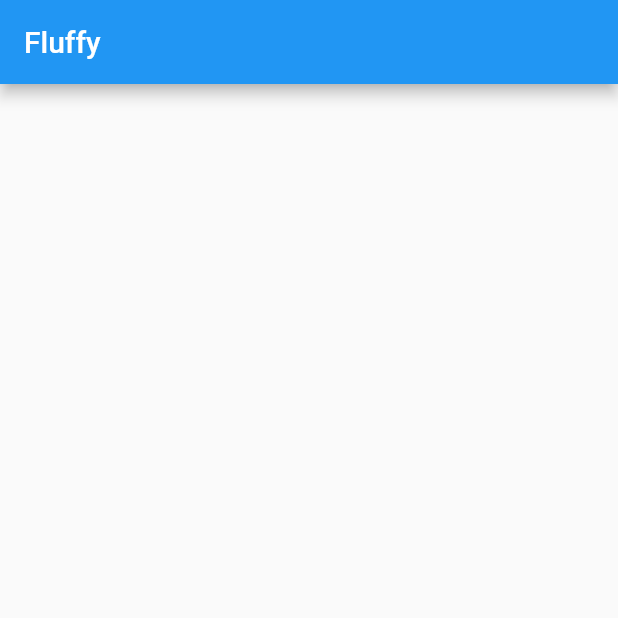
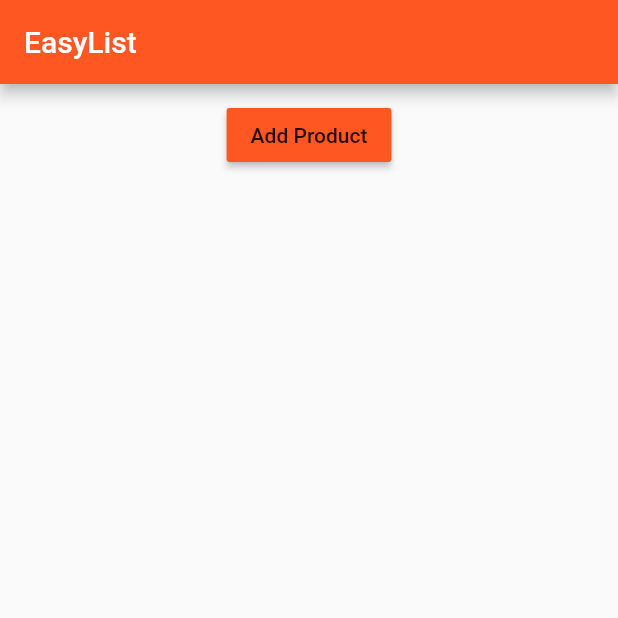
Before and after one commit to aribambang/fluffy, a Flutter app: the screen it shows after launch, on a phone screen of 412 x 824 dp, the top half of it. Run offline on Flutter 3.47's test engine with Material 2 defaults, Android fonts, the phone set to English and light mode, and no system bars.

Commit message:
add product list

```diff
--- a/lib/main.dart
+++ b/lib/main.dart
@@ -1,16 +1,29 @@
 import 'package:flutter/material.dart';
+// import 'package:flutter/rendering.dart';
 
-main() {
+import './product_manager.dart';
+
+void main() {
+  // debugPaintSizeEnabled = true;
+  // debugPaintBaselinesEnabled = true;
+  // debugPaintPointersEnabled = true;
   runApp(MyApp());
 }
 
 class MyApp extends StatelessWidget {
-  build(context) {
+  @override
+  Widget build(BuildContext context) {
     return MaterialApp(
+      // debugShowMaterialGrid: true,
+      theme: ThemeData(
+          brightness: Brightness.light,
+          primarySwatch: Colors.deepOrange,
+          accentColor: Colors.deepPurple),
       home: Scaffold(
         appBar: AppBar(
-          title: Text('Fluffy'),
+          title: Text('EasyList'),
         ),
+        body: ProductManager(),
       ),
     );
   }
--- /dev/null
+++ b/lib/product_control.dart
@@ -0,0 +1,18 @@
+import 'package:flutter/material.dart';
+
+class ProductControl extends StatelessWidget {
+  final Function addProduct;
+
+  ProductControl(this.addProduct);
+
+  @override
+    Widget build(BuildContext context) {
+      return RaisedButton(
+            color: Theme.of(context).primaryColor,
+            onPressed: () {
+              addProduct('Sweets');
+            },
+            child: Text('Add Product'),
+          );
+    }
+}
--- /dev/null
+++ b/lib/product_manager.dart
@@ -0,0 +1,58 @@
+import 'package:flutter/material.dart';
+
+import './products.dart';
+import './product_control.dart';
+
+class ProductManager extends StatefulWidget {
+  final String startingProduct;
+
+  ProductManager({this.startingProduct}) {
+    print('[ProductManager Widget] Constructor');
+  }
+
+  @override
+  State<StatefulWidget> createState() {
+    print('[ProductManager Widget] createState()');
+    return _ProductManagerState();
+  }
+}
+
+class _ProductManagerState extends State<ProductManager> {
+  List<String> _products = [];
+
+  @override
+  void initState() {
+    print('[ProductManager State] initState()');
+    if (widget.startingProduct != null) {
+      _products.add(widget.startingProduct);
+    }
+    super.initState();
+  }
+
+  @override
+  void didUpdateWidget(ProductManager oldWidget) {
+    print('[ProductManager State] didUpdateWidget()');
+    super.didUpdateWidget(oldWidget);
+  }
+
+  void _addProduct(String product) {
+    setState(() {
+      _products.add(product);
+    });
+    print(_products);
+  }
+
+  @override
+  Widget build(BuildContext context) {
+    print('[ProductManager State] build()');
+    return Column(
+      children: [
+        Container(
+          margin: EdgeInsets.all(10.0),
+          child: ProductControl(_addProduct),
+        ),
+        Expanded(child: Products(_products))
+      ],
+    );
+  }
+}
--- /dev/null
+++ b/lib/products.dart
@@ -0,0 +1,39 @@
+import 'package:flutter/material.dart';
+
+class Products extends StatelessWidget {
+  final List<String> products;
+
+  Products([this.products = const []]) {
+    print('[Products Widget] Constructor');
+  }
+
+  Widget _buildProductItem(BuildContext context, int index) {
+    return Card(
+      child: Column(
+        children: <Widget>[
+          Image.asset('assets/food.jpg'),
+          Text(products[index])
+        ],
+      ),
+    );
+  }
+
+  Widget _buildProductList() {
+    Widget productCards;
+    if (products.length > 0) {
+      productCards = ListView.builder(
+        itemBuilder: _buildProductItem,
+        itemCount: products.length,
+      );
+    } else {
+      productCards = Container();
+    }
+    return productCards;
+  }
+
+  @override
+  Widget build(BuildContext context) {
+    print('[Products Widget] build()');
+    return _buildProductList();
+  }
+}
--- a/pubspec.yaml
+++ b/pubspec.yaml
@@ -41,8 +41,9 @@ flutter:
   uses-material-design: true
 
   # To add assets to your application, add an assets section, like this:
-  # assets:
-  #  - images/a_dot_burr.jpeg
+  assets:
+    - assets/food.jpg
+    #  - images/a_dot_burr.jpeg
   #  - images/a_dot_ham.jpeg
 
   # An image asset can refer to one or more resolution-specific "variants", see
```
Also changed, not shown: assets/food.jpg (added).
